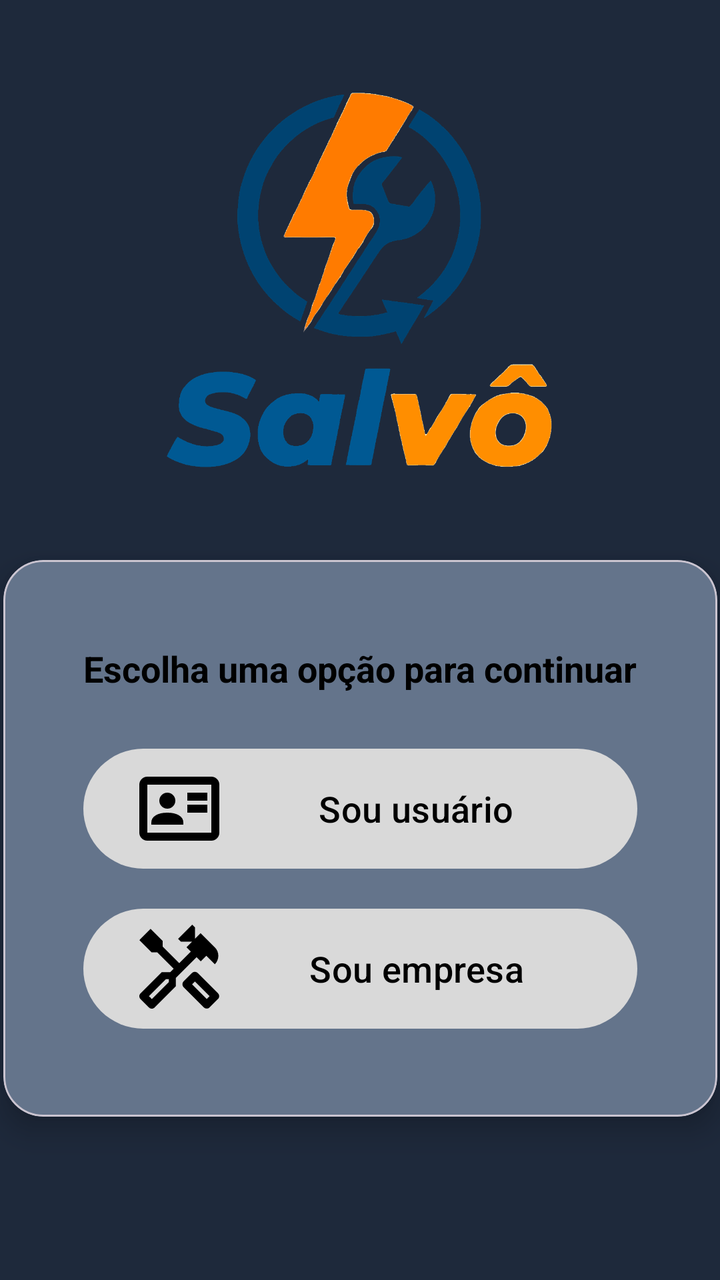
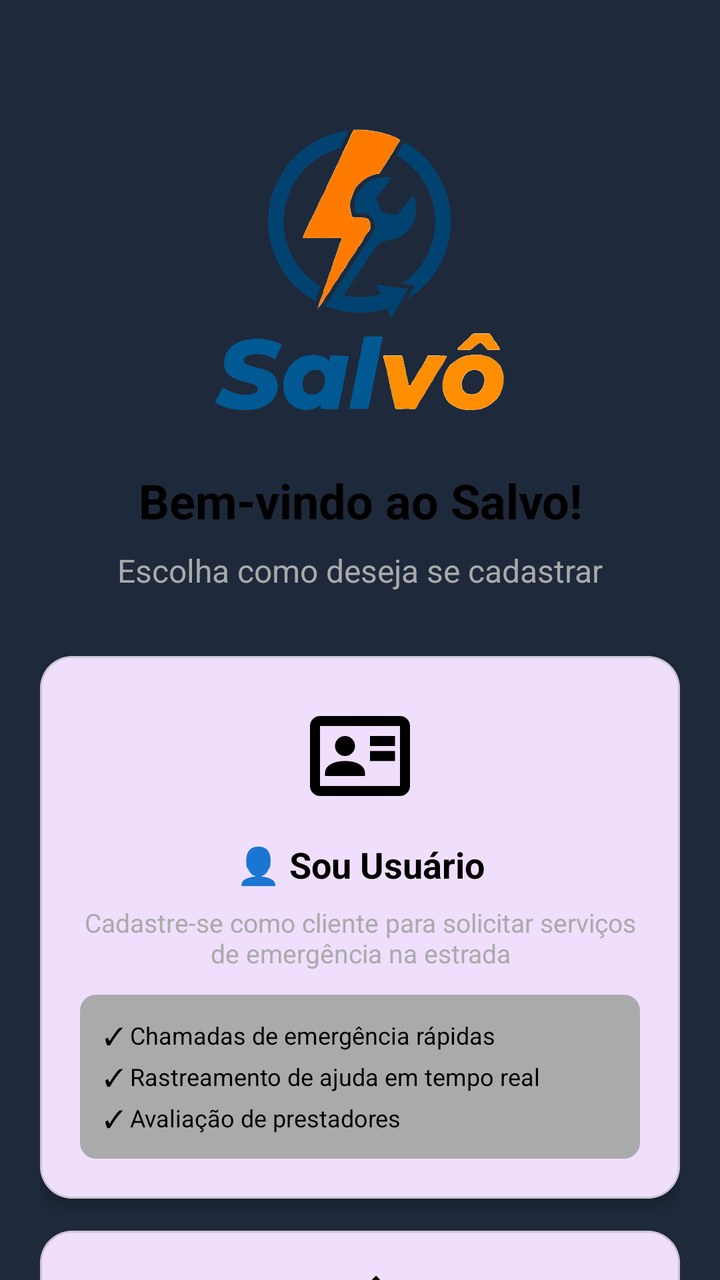

Two renders of the same Android screen: before a commit and after it. Below are the layout's source before the change and the commit's diff.
<!-- AndroidManifest.xml: application theme Theme.Salvo -->
<!-- res/layout/activity_register_choose.xml -->
<?xml version="1.0" encoding="utf-8"?>
<androidx.constraintlayout.widget.ConstraintLayout xmlns:android="http://schemas.android.com/apk/res/android"
    xmlns:app="http://schemas.android.com/apk/res-auto"
    xmlns:tools="http://schemas.android.com/tools"
    android:id="@+id/main"
    android:layout_width="match_parent"
    android:layout_height="match_parent"
    android:background="@drawable/background"
    tools:context=".RegisterChooseActivity">
    
    <ImageView
        android:id="@+id/logo"
        android:layout_width="200dp"
        android:layout_height="200dp"
        android:layout_marginTop="40dp"

        android:src="@drawable/logo"
        app:layout_constraintTop_toTopOf="parent"
        app:layout_constraintStart_toStartOf="parent"
        app:layout_constraintEnd_toEndOf="parent"/>

    
    <com.google.android.material.card.MaterialCardView
        android:id="@+id/containerOptions"
        android:layout_width="wrap_content"
        android:layout_height="wrap_content"
        android:layout_margin="40dp"
        app:cardCornerRadius="20dp"
        app:cardElevation="8dp"
        app:cardBackgroundColor="@color/formLoginDark"
        app:layout_constraintTop_toBottomOf="@id/logo"
        app:layout_constraintStart_toStartOf="parent"
        app:layout_constraintEnd_toEndOf="parent">

        
        <LinearLayout
            android:layout_width="match_parent"
            android:layout_height="wrap_content"
            android:orientation="vertical"

            android:padding="40dp">


            <TextView
                android:id="@+id/text_choose_option"
                android:layout_width="match_parent"
                android:layout_height="wrap_content"
                android:text="Escolha uma opção para continuar"
                android:textSize="18sp"
                android:textStyle="bold"
                android:gravity="center"
                android:textColor="@color/black"
                android:layout_marginTop="2dp"
                android:layout_marginBottom="24dp"/>



            
            <com.google.android.material.button.MaterialButton
                android:id="@+id/btn_user"
                android:layout_width="match_parent"
                android:layout_height="wrap_content"
                app:backgroundTint="@color/editTxtBg"
                android:text="Sou usuário"
                android:textSize="18sp"
                android:drawableLeft="@drawable/ic_driver"
                android:textColor="@color/black"
                android:layout_marginBottom="12dp"/>

            
            <com.google.android.material.button.MaterialButton
                android:id="@+id/btn_company"
                android:layout_width="match_parent"
                android:layout_height="wrap_content"
                android:drawableLeft="@drawable/ic_mechanic"
                android:text="Sou empresa"
                android:textSize="18sp"
                android:textColor="@color/black"
                app:backgroundTint="@color/editTxtBg"
               />

        </LinearLayout>

    </com.google.android.material.card.MaterialCardView>





</androidx.constraintlayout.widget.ConstraintLayout>
<!-- resources referenced by this layout -->
<resources>
  <color name="black">#FF000000</color>
  <color name="editTxtBg">#D9D9D9</color>
  <color name="formLoginDark">#64748B</color>
  <!-- drawable background (drawable) -->
  <?xml version="1.0" encoding="utf-8"?>
  <shape xmlns:android="http://schemas.android.com/apk/res/android">
  
      <solid
          android:color="@color/bgDark"
      />
  
  </shape>
  <!-- drawable ic_driver (drawable) -->
  <vector xmlns:android="http://schemas.android.com/apk/res/android" android:height="48dp" android:viewportHeight="960" android:viewportWidth="960" android:width="48dp">
        
      <path android:fillColor="#000000" android:pathData="M560,520h200v-80L560,440v80ZM560,400h200v-80L560,320v80ZM200,640h320v-22q0,-45 -44,-71.5T360,520q-72,0 -116,26.5T200,618v22ZM416.5,456.5Q440,433 440,400t-23.5,-56.5Q393,320 360,320t-56.5,23.5Q280,367 280,400t23.5,56.5Q327,480 360,480t56.5,-23.5ZM160,800q-33,0 -56.5,-23.5T80,720v-480q0,-33 23.5,-56.5T160,160h640q33,0 56.5,23.5T880,240v480q0,33 -23.5,56.5T800,800L160,800ZM160,720h640v-480L160,240v480ZM160,720v-480,480Z"/>
      
  </vector>
  <!-- drawable ic_mechanic (drawable) -->
  <vector xmlns:android="http://schemas.android.com/apk/res/android" android:height="48dp" android:viewportHeight="960" android:viewportWidth="960" android:width="48dp">
        
      <path android:fillColor="#000000" android:pathData="M739,876.5q-7,-2.5 -13,-8.5L522,664q-6,-6 -8.5,-13t-2.5,-15q0,-8 2.5,-15t8.5,-13l85,-85q6,-6 13,-8.5t15,-2.5q8,0 15,2.5t13,8.5l204,204q6,6 8.5,13t2.5,15q0,8 -2.5,15t-8.5,13l-85,85q-6,6 -13,8.5T754,879q-8,0 -15,-2.5ZM754,784 L783,755 636,608 607,637 754,784ZM189.5,877q-7.5,-3 -13.5,-9l-84,-84q-6,-6 -9,-13.5T80,755q0,-8 3,-15t9,-13l212,-212h85l34,-34 -165,-165h-57L80,195l113,-113 121,121v57l165,165 116,-116 -43,-43 56,-56L495,210l-28,-28 142,-142 28,28v113l56,-56 142,142q17,17 26,38.5t9,45.5q0,24 -9,46t-26,39l-85,-85 -56,56 -42,-42 -207,207v84L233,868q-6,6 -13,9t-15,3q-8,0 -15.5,-3ZM205,784 L375,614v-29h-29L176,755l29,29ZM205,784 L176,755 191,769 205,784ZM754,784 L783,755 754,784Z"/>
      
  </vector>
  <!-- drawable logo: png bitmap (drawable, 88829 bytes) -->
  <style name="Theme.Salvo" parent="Theme.Material3.Light.NoActionBar">
          <item name="colorPrimary">@color/purple_500</item>
          <item name="colorPrimaryDark">@color/purple_700</item>
          <item name="colorAccent">@color/teal_200</item>
      </style>
  <color name="bgDark">#1E293B</color>
  <color name="purple_500">#FF6200EE</color>
  <color name="purple_700">#FF3700B3</color>
  <color name="teal_200">#FF03DAC5</color>
</resources>

<!-- the commit's change to res/layout/activity_register_choose.xml (unified diff, before → after) -->
@@ -7,84 +7,252 @@
     android:layout_height="match_parent"
     android:background="@drawable/background"
     tools:context=".RegisterChooseActivity">
-    
-    <ImageView
-        android:id="@+id/logo"
-        android:layout_width="200dp"
-        android:layout_height="200dp"
-        android:layout_marginTop="40dp"
-
-        android:src="@drawable/logo"
+
+    <androidx.core.widget.NestedScrollView
+        android:layout_width="match_parent"
+        android:layout_height="match_parent"
+        app:layout_constraintStart_toStartOf="parent"
+        app:layout_constraintEnd_toEndOf="parent"
         app:layout_constraintTop_toTopOf="parent"
-        app:layout_constraintStart_toStartOf="parent"
-        app:layout_constraintEnd_toEndOf="parent"/>
-
-    
-    <com.google.android.material.card.MaterialCardView
-        android:id="@+id/containerOptions"
-        android:layout_width="wrap_content"
-        android:layout_height="wrap_content"
-        android:layout_margin="40dp"
-        app:cardCornerRadius="20dp"
-        app:cardElevation="8dp"
-        app:cardBackgroundColor="@color/formLoginDark"
-        app:layout_constraintTop_toBottomOf="@id/logo"
-        app:layout_constraintStart_toStartOf="parent"
-        app:layout_constraintEnd_toEndOf="parent">
-
-        
+        app:layout_constraintBottom_toBottomOf="parent">
+
         <LinearLayout
             android:layout_width="match_parent"
             android:layout_height="wrap_content"
             android:orientation="vertical"
-
-            android:padding="40dp">
-
-
+            android:padding="20dp">
+
+            
+            <ImageView
+                android:id="@+id/logo"
+                android:layout_width="150dp"
+                android:layout_height="150dp"
+                android:layout_gravity="center_horizontal"
+                android:layout_marginTop="40dp"
+                android:layout_marginBottom="24dp"
+                android:src="@drawable/logo"
+                android:contentDescription="@string/app_name" />
+
+            
             <TextView
-                android:id="@+id/text_choose_option"
-                android:layout_width="match_parent"
-                android:layout_height="wrap_content"
-                android:text="Escolha uma opção para continuar"
-                android:textSize="18sp"
+                android:layout_width="match_parent"
+                android:layout_height="wrap_content"
+                android:text="Bem-vindo ao Salvo!"
+                android:textSize="24sp"
                 android:textStyle="bold"
                 android:gravity="center"
-                android:textColor="@color/black"
-                android:layout_marginTop="2dp"
-                android:layout_marginBottom="24dp"/>
-
-
-
-            
-            <com.google.android.material.button.MaterialButton
-                android:id="@+id/btn_user"
-                android:layout_width="match_parent"
-                android:layout_height="wrap_content"
-                app:backgroundTint="@color/editTxtBg"
-                android:text="Sou usuário"
-                android:textSize="18sp"
-                android:drawableLeft="@drawable/ic_driver"
-                android:textColor="@color/black"
-                android:layout_marginBottom="12dp"/>
-
-            
-            <com.google.android.material.button.MaterialButton
-                android:id="@+id/btn_company"
-                android:layout_width="match_parent"
-                android:layout_height="wrap_content"
-                android:drawableLeft="@drawable/ic_mechanic"
-                android:text="Sou empresa"
-                android:textSize="18sp"
-                android:textColor="@color/black"
-                app:backgroundTint="@color/editTxtBg"
-               />
+                android:textColor="@android:color/black"
+                android:layout_marginBottom="8dp" />
+
+            
+            <TextView
+                android:layout_width="match_parent"
+                android:layout_height="wrap_content"
+                android:text="Escolha como deseja se cadastrar"
+                android:textSize="16sp"
+                android:gravity="center"
+                android:textColor="@android:color/darker_gray"
+                android:layout_marginBottom="32dp" />
+
+            
+            <com.google.android.material.card.MaterialCardView
+                android:id="@+id/card_user"
+                android:layout_width="match_parent"
+                android:layout_height="wrap_content"
+                android:layout_marginBottom="16dp"
+                app:cardCornerRadius="16dp"
+                app:cardElevation="4dp"
+                android:clickable="true"
+                android:foreground="?selectableItemBackground">
+
+                <LinearLayout
+                    android:layout_width="match_parent"
+                    android:layout_height="wrap_content"
+                    android:orientation="vertical"
+                    android:padding="20dp">
+
+                    
+                    <ImageView
+                        android:layout_width="60dp"
+                        android:layout_height="60dp"
+                        android:layout_gravity="center_horizontal"
+                        android:layout_marginBottom="12dp"
+                        android:src="@drawable/ic_driver"
+                        android:contentDescription="@string/app_name" />
+
+                    
+                    <TextView
+                        android:layout_width="match_parent"
+                        android:layout_height="wrap_content"
+                        android:text="👤 Sou Usuário"
+                        android:textSize="18sp"
+                        android:textStyle="bold"
+                        android:gravity="center"
+                        android:textColor="@android:color/black"
+                        android:layout_marginBottom="8dp" />
+
+                    
+                    <TextView
+                        android:layout_width="match_parent"
+                        android:layout_height="wrap_content"
+                        android:text="Cadastre-se como cliente para solicitar serviços de emergência na estrada"
+                        android:textSize="13sp"
+                        android:gravity="center"
+                        android:textColor="@android:color/darker_gray"
+                        android:layout_marginBottom="12dp" />
+
+                    
+                    <LinearLayout
+                        android:layout_width="match_parent"
+                        android:layout_height="wrap_content"
+                        android:orientation="vertical"
+                        android:padding="12dp"
+                        android:background="@drawable/bg_card_light">
+
+                        <TextView
+                            android:layout_width="wrap_content"
+                            android:layout_height="wrap_content"
+                            android:text="✓ Chamadas de emergência rápidas"
+                            android:textSize="12sp"
+                            android:textColor="@android:color/black"
+                            android:layout_marginBottom="4dp" />
+
+                        <TextView
+                            android:layout_width="wrap_content"
+                            android:layout_height="wrap_content"
+                            android:text="✓ Rastreamento de ajuda em tempo real"
+                            android:textSize="12sp"
+                            android:textColor="@android:color/black"
+                            android:layout_marginBottom="4dp" />
+
+                        <TextView
+                            android:layout_width="wrap_content"
+                            android:layout_height="wrap_content"
+                            android:text="✓ Avaliação de prestadores"
+                            android:textSize="12sp"
+                            android:textColor="@android:color/black" />
+
+                    </LinearLayout>
+
+                </LinearLayout>
+
+            </com.google.android.material.card.MaterialCardView>
+
+            
+            <com.google.android.material.card.MaterialCardView
+                android:id="@+id/card_company"
+                android:layout_width="match_parent"
+                android:layout_height="wrap_content"
+                android:layout_marginBottom="20dp"
+                app:cardCornerRadius="16dp"
+                app:cardElevation="4dp"
+                android:clickable="true"
+                android:foreground="?selectableItemBackground">
+
+                <LinearLayout
+                    android:layout_width="match_parent"
+                    android:layout_height="wrap_content"
+                    android:orientation="vertical"
+                    android:padding="20dp">
+
+                    
+                    <ImageView
+                        android:layout_width="60dp"
+                        android:layout_height="60dp"
+                        android:layout_gravity="center_horizontal"
+                        android:layout_marginBottom="12dp"
+                        android:src="@drawable/ic_mechanic"
+                        android:contentDescription="@string/app_name" />
+
+                    
+                    <TextView
+                        android:layout_width="match_parent"
+                        android:layout_height="wrap_content"
+                        android:text="🏢 Sou Empresa"
+                        android:textSize="18sp"
+                        android:textStyle="bold"
+                        android:gravity="center"
+                        android:textColor="@android:color/black"
+                        android:layout_marginBottom="8dp" />
+
+                    
+                    <TextView
+                        android:layout_width="match_parent"
+                        android:layout_height="wrap_content"
+                        android:text="Cadastre sua oficina ou empresa de reboque para oferecer serviços de emergência"
+                        android:textSize="13sp"
+                        android:gravity="center"
+                        android:textColor="@android:color/darker_gray"
+                        android:layout_marginBottom="12dp" />
+
+                    
+                    <LinearLayout
+                        android:layout_width="match_parent"
+                        android:layout_height="wrap_content"
+                        android:orientation="vertical"
+                        android:padding="12dp"
+                        android:background="@drawable/bg_card_light">
+
+                        <TextView
+                            android:layout_width="wrap_content"
+                            android:layout_height="wrap_content"
+                            android:text="✓ Receba pedidos de clientes"
+                            android:textSize="12sp"
+                            android:textColor="@android:color/black"
+                            android:layout_marginBottom="4dp" />
+
+                        <TextView
+                            android:layout_width="wrap_content"
+                            android:layout_height="wrap_content"
+                            android:text="✓ Gerencie sua frota"
+                            android:textSize="12sp"
+                            android:textColor="@android:color/black"
+                            android:layout_marginBottom="4dp" />
+
+                        <TextView
+                            android:layout_width="wrap_content"
+                            android:layout_height="wrap_content"
+                            android:text="✓ Configure seus serviços e preços"
+                            android:textSize="12sp"
+                            android:textColor="@android:color/black" />
+
+                    </LinearLayout>
+
+                </LinearLayout>
+
+            </com.google.android.material.card.MaterialCardView>
+
+            
+            <LinearLayout
+                android:layout_width="match_parent"
+                android:layout_height="wrap_content"
+                android:orientation="horizontal"
+                android:layout_marginBottom="20dp">
+
+                <com.google.android.material.button.MaterialButton
+                    android:id="@+id/btn_user"
+                    android:layout_width="0dp"
+                    android:layout_height="48dp"
+                    android:layout_weight="1"
+                    android:text="Sou Usuário"
+                    android:textColor="@android:color/white"
+                    android:layout_marginEnd="8dp"
+                    app:backgroundTint="@color/salvo_primaria" />
+
+                <com.google.android.material.button.MaterialButton
+                    android:id="@+id/btn_company"
+                    android:layout_width="0dp"
+                    android:layout_height="48dp"
+                    android:layout_weight="1"
+                    android:text="Sou Empresa"
+                    android:textColor="@android:color/white"
+                    android:layout_marginStart="8dp"
+                    app:backgroundTint="@color/salvo_secundaria" />
+
+            </LinearLayout>
 
         </LinearLayout>
 
-    </com.google.android.material.card.MaterialCardView>
-
-
-
-
+    </androidx.core.widget.NestedScrollView>
 
 </androidx.constraintlayout.widget.ConstraintLayout>
<!-- resource entries referenced after the edit -->
@@ -1,8 +1,7 @@
 <!-- resources referenced by this layout -->
 <resources>
-  <color name="black">#FF000000</color>
-  <color name="editTxtBg">#D9D9D9</color>
-  <color name="formLoginDark">#64748B</color>
+  <color name="salvo_primaria">#FF8C00</color>
+  <color name="salvo_secundaria">#00E5FF</color>
   <!-- drawable background (drawable) -->
   <?xml version="1.0" encoding="utf-8"?>
   <shape xmlns:android="http://schemas.android.com/apk/res/android">
@@ -11,6 +10,13 @@
           android:color="@color/bgDark"
       />
   
+  </shape>
+  <!-- drawable bg_card_light (drawable) -->
+  <?xml version="1.0" encoding="utf-8"?>
+  <shape xmlns:android="http://schemas.android.com/apk/res/android"
+      android:shape="rectangle">
+      <solid android:color="@android:color/darker_gray" />
+      <corners android:radius="8dp" />
   </shape>
   <!-- drawable ic_driver (drawable) -->
   <vector xmlns:android="http://schemas.android.com/apk/res/android" android:height="48dp" android:viewportHeight="960" android:viewportWidth="960" android:width="48dp">
@@ -25,6 +31,7 @@
       
   </vector>
   <!-- drawable logo: png bitmap (drawable, 88829 bytes) -->
+  <string name="app_name">Salvo</string>
   <style name="Theme.Salvo" parent="Theme.Material3.Light.NoActionBar">
           <item name="colorPrimary">@color/purple_500</item>
           <item name="colorPrimaryDark">@color/purple_700</item>
